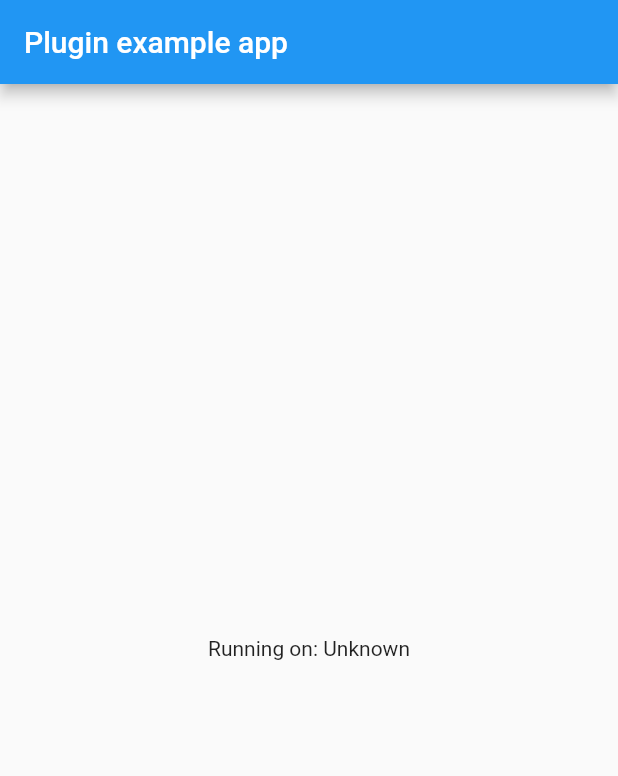
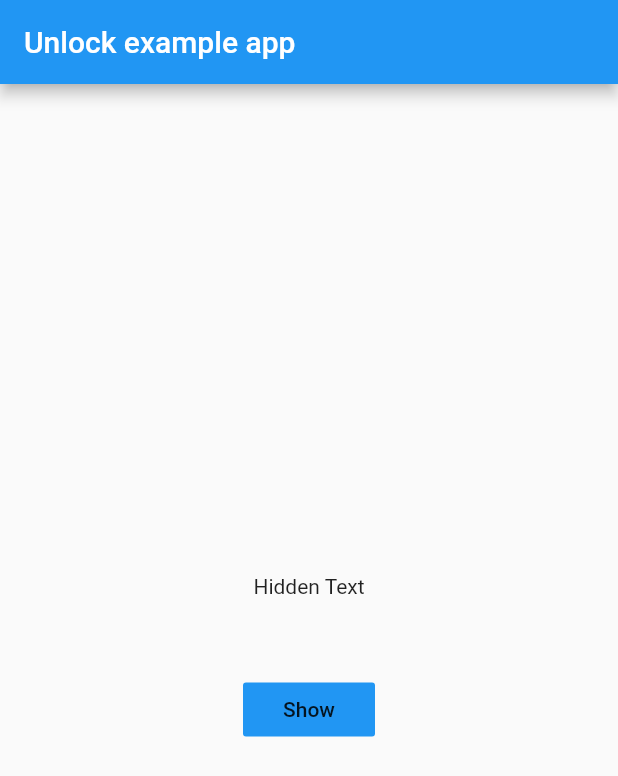
Before and after one commit to cingulo/device_unlock, a Flutter app: the screen it shows after launch, on a phone screen of 412 x 824 dp. Shown: the top 776 px of the screen. Run offline on Flutter 3.47's test engine with Material 2 defaults, Android fonts, the phone set to English and light mode, and no system bars.

Commit message:
changed example app to better demonstrate the device_unlock purpose; created the structure of the iOS plugin

```diff
--- a/example/lib/main.dart
+++ b/example/lib/main.dart
@@ -1,7 +1,5 @@
 import 'package:flutter/material.dart';
-import 'dart:async';
 
-import 'package:flutter/services.dart';
 import 'package:device_unlock/device_unlock.dart';
 
 void main() => runApp(MyApp());
@@ -12,32 +10,32 @@ class MyApp extends StatefulWidget {
 }
 
 class _MyAppState extends State<MyApp> {
-  String _platformVersion = 'Unknown';
+  var _textToShow = 'Hidden Text';
+  var _btnText = 'Show';
+  DeviceUnlock deviceUnlock;
 
   @override
   void initState() {
     super.initState();
-    initPlatformState();
+    deviceUnlock = DeviceUnlock();
   }
 
-  // Platform messages are asynchronous, so we initialize in an async method.
-  Future<void> initPlatformState() async {
-    String platformVersion;
-    // Platform messages may fail, so we use a try/catch PlatformException.
-    try {
-      platformVersion = await DeviceUnlock.platformVersion;
-    } on PlatformException {
-      platformVersion = 'Failed to get platform version.';
+  void pressedButton() async {
+    if (_btnText == 'Hide') {
+      setState(() {
+        _textToShow = 'Hidden Text';
+        _btnText = 'Show';
+      });
+    } else {
+      var unlocked = await deviceUnlock.request();
+
+      if (unlocked) {
+        setState(() {
+          _textToShow = 'Secret text now available';
+          _btnText = 'Hide';
+        });
+      }
     }
-
-    // If the widget was removed from the tree while the asynchronous platform
-    // message was in flight, we want to discard the reply rather than calling
-    // setState to update our non-existent appearance.
-    if (!mounted) return;
-
-    setState(() {
-      _platformVersion = platformVersion;
-    });
   }
 
   @override
@@ -45,10 +43,23 @@ class _MyAppState extends State<MyApp> {
     return MaterialApp(
       home: Scaffold(
         appBar: AppBar(
-          title: const Text('Plugin example app'),
+          title: const Text('Unlock example app'),
         ),
         body: Center(
-          child: Text('Running on: $_platformVersion\n'),
+          child: Column(
+            mainAxisAlignment: MainAxisAlignment.center,
+            children: <Widget>[
+              Text(_textToShow),
+              Container(
+                margin: EdgeInsets.only(top: 50),
+                child: FlatButton(
+                  child: Text(_btnText),
+                  color: Colors.blue,
+                  onPressed: pressedButton,
+                ),
+              )
+            ],
+          ),
         ),
       ),
     );
--- a/lib/device_unlock.dart
+++ b/lib/device_unlock.dart
@@ -6,6 +6,11 @@ class DeviceUnlock {
   static const MethodChannel _channel =
       const MethodChannel('device_unlock');
 
+  Future<bool> request() async {
+    final isUnlocked = await _channel.invokeMethod('request');
+    return isUnlocked;
+  }
+
   static Future<String> get platformVersion async {
     final String version = await _channel.invokeMethod('getPlatformVersion');
     return version;
```
Also changed, not shown: 4 other files.
